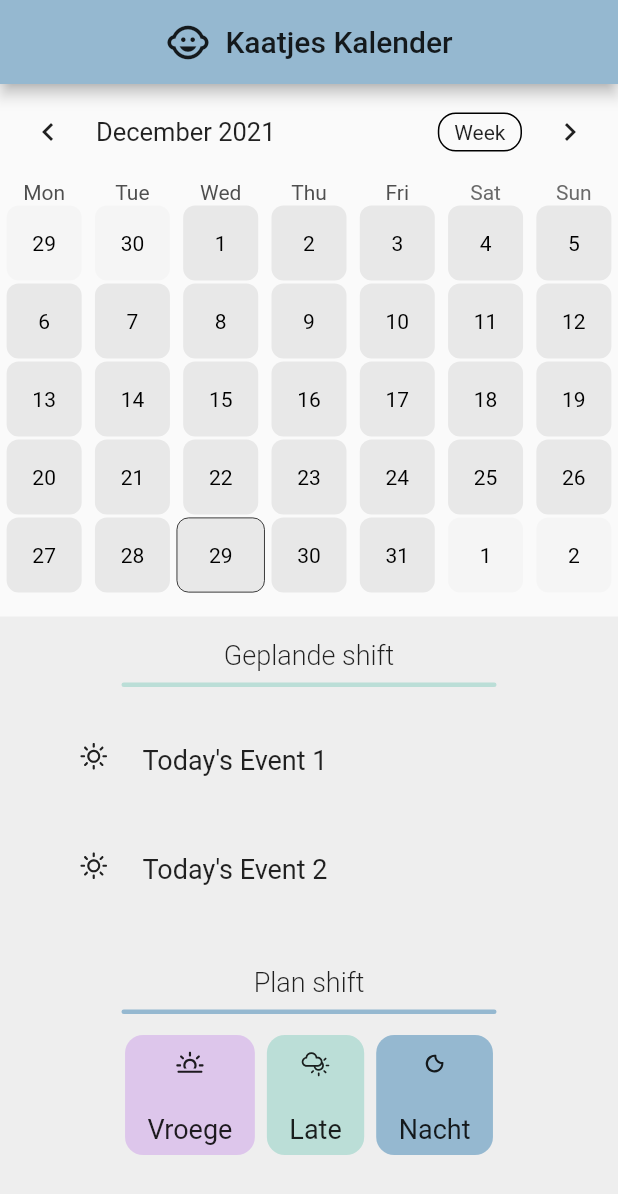
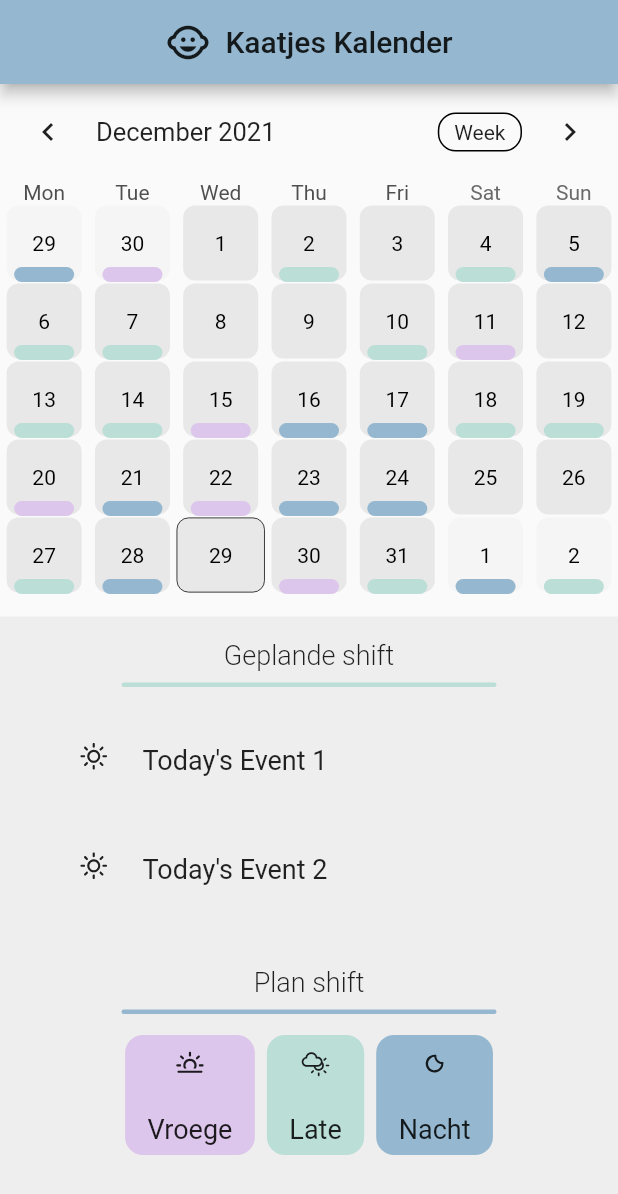
Before and after one commit to TNelen/shift-tracker, a Flutter app: the screen it shows after launch, on a phone screen of 412 x 824 dp. Shown: the top 1194 px of the screen. Run offline on Flutter 3.47's test engine with Material 2 defaults, Android fonts, the phone set to English and light mode, and no system bars; drawn by our look-alikes of table_calendar; our stand-ins replace weather_icons.

Commit message:
color bugfix

```diff
--- a/shifts/lib/main.dart
+++ b/shifts/lib/main.dart
@@ -159,11 +159,11 @@ class _MyHomePageState extends State<MyHomePage> {
             markerBuilder: (context, day, events) {
               ShiftType shift = ShiftType.VRIJ;
               for (var e in events) {
-                if (e.toString().contains("vroege")) {
+                if (e.toString().contains("Vroege")) {
                   shift = ShiftType.VROEGE;
-                } else if (e.toString().contains("late")) {
+                } else if (e.toString().contains("Late")) {
                   shift = ShiftType.LATE;
-                } else if (e.toString().contains("nacht")) {
+                } else if (e.toString().contains("Nacht")) {
                   shift = ShiftType.NACHT;
                 } else {
                   shift = ShiftType.VRIJ;
```
